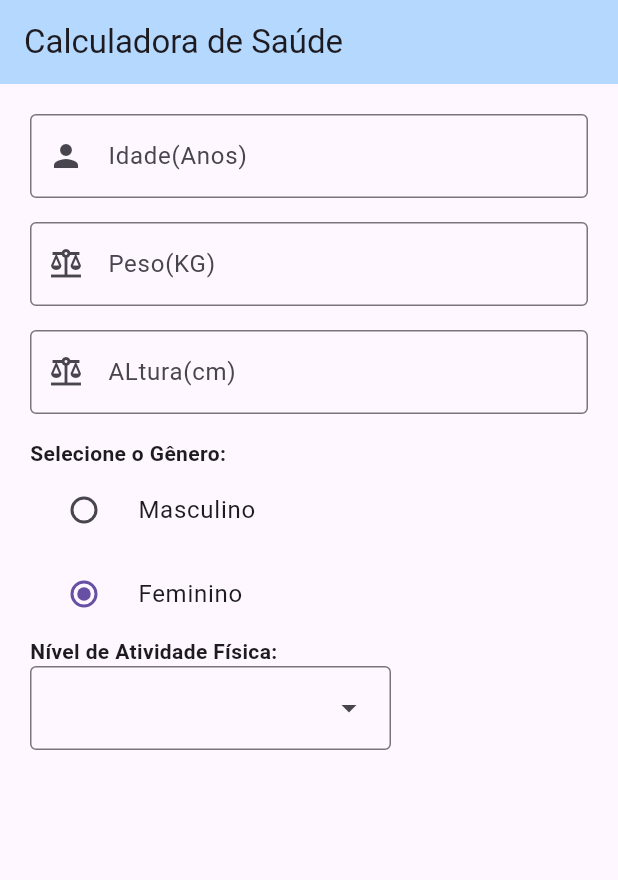
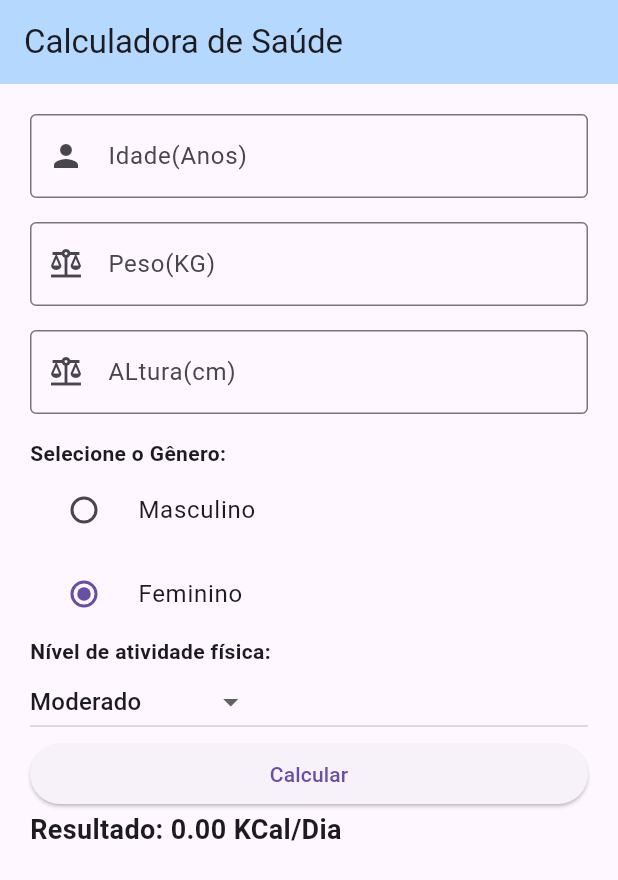
Before and after one commit to Miguel08109/TMB, a Flutter app: the screen it shows after launch, after a tap on "Feminino", on a phone screen of 412 x 824 dp. Shown: the top 880 px of the screen. Run offline on Flutter 3.47's test engine with Material 3 defaults, Android fonts, the phone set to English and light mode, and no system bars.

Commit message:
TMB - Final

```diff
--- a/lib/main.dart
+++ b/lib/main.dart
@@ -17,8 +17,16 @@ class _MyAppState extends State<MyApp> {
   final TextEditingController CIdade = TextEditingController();
   final TextEditingController CPeso = TextEditingController();
   final TextEditingController CAltura = TextEditingController();
+  double fta = 1.55;
+  double resultado = 0;
   // This widget is the root of your application.
   @override
+  void dispose() {
+    CIdade.dispose();
+    CPeso.dispose();
+    CAltura.dispose();
+    super.dispose();
+  }
   Widget build(BuildContext context) {
     return MaterialApp(
       home: Scaffold(
@@ -67,47 +75,77 @@ class _MyAppState extends State<MyApp> {
               ),
               SizedBox(height: 16),
 
-
               const Text(
                 "Selecione o Gênero:",
                  style: TextStyle(fontWeight: FontWeight.bold),
               ),
-              RadioGroup<Genero>(
-                groupValue: _genero,
-
-                onChanged: (Genero? value) {
-                  setState(() {
-                    _genero = value;
-                    print("Escolha: ${_genero}");
-                  });
-                },
-                child: Column(
+              Column(
                 children: [
                   RadioListTile<Genero>(
                     title: Text("Masculino"),
                     value: Genero.Masculino,
+                    groupValue: _genero,
+                    onChanged: (value) {
+                      setState(() {
+                        _genero = value!;
+                      });
+                    },
                   ),
                   RadioListTile<Genero>(
                     title: Text("Feminino"),
                     value: Genero.Feminino,
-                    )
+                    groupValue: _genero,
+                    onChanged: (value) {
+                      setState(() {
+                        _genero = value!;
+                      });
+                    },
+                  ),
                 ],
               ),
-              ),
               const Text(
-                "Nível de Atividade Física:",
+                "Nível de atividade física:",
                  style: TextStyle(fontWeight: FontWeight.bold),
               ),
-              DropdownMenu(
-                initialSelection: 'Moderadamente Ativo',
-                dropdownMenuEntries: const [
-                  DropdownMenuEntry(value: 1.2, label: "Sedentário"),
-                  DropdownMenuEntry(value: 1.375, label: "Levemente Ativo"),
-                  DropdownMenuEntry(value: 1.55, label: "Moderadamente Ativo"),
-                  DropdownMenuEntry(value: 1.725, label: "Altamente Ativo"),
-                  DropdownMenuEntry(value: 1.9, label: "Extremamente Ativo"),
+              DropdownButton<double>(
+                value: fta,
+                onChanged: (value) {
+                  setState(() {
+                    fta = value!;
+                  });
+                },
+                items: const [
+                  DropdownMenuItem(value: 1.2, child: Text("Sedentário")),
+                  DropdownMenuItem(value: 1.375, child: Text("Levemente Ativo")),
+                  DropdownMenuItem(value: 1.55, child: Text("Moderado")),
+                  DropdownMenuItem(value: 1.725, child: Text("Ativo")),
+                  DropdownMenuItem(value: 1.9, child: Text("Muito Ativo")),
                 ],
-              )
+              ),
+              ElevatedButton(
+                onPressed: () {
+                  double idade = double.tryParse(CIdade.text) ?? 0;
+                  double peso = double.tryParse(CPeso.text) ?? 0;
+                  double altura = double.tryParse(CAltura.text) ?? 0;
+
+                  double res;
+
+                  if (_genero == Genero.Masculino) {
+                    res = fta * (66 + (13.7 * peso + 5 * altura - 6.8 * idade));
+                  } else {
+                    res = fta * (655 + (9.6 * peso + 1.8 * altura - 4.7 * idade));
+                  }
+
+                  setState(() {
+                    resultado = res;
+                  });
+                },
+                child: Text("Calcular"),
+              ),
+              Text(
+                "Resultado: ${resultado.toStringAsFixed(2)} KCal/Dia",
+                style: TextStyle(fontSize: 18, fontWeight: FontWeight.bold),
+              ),
             ],
           )
         ),
```
Lines whose indentation alone changed are shown as unchanged.
